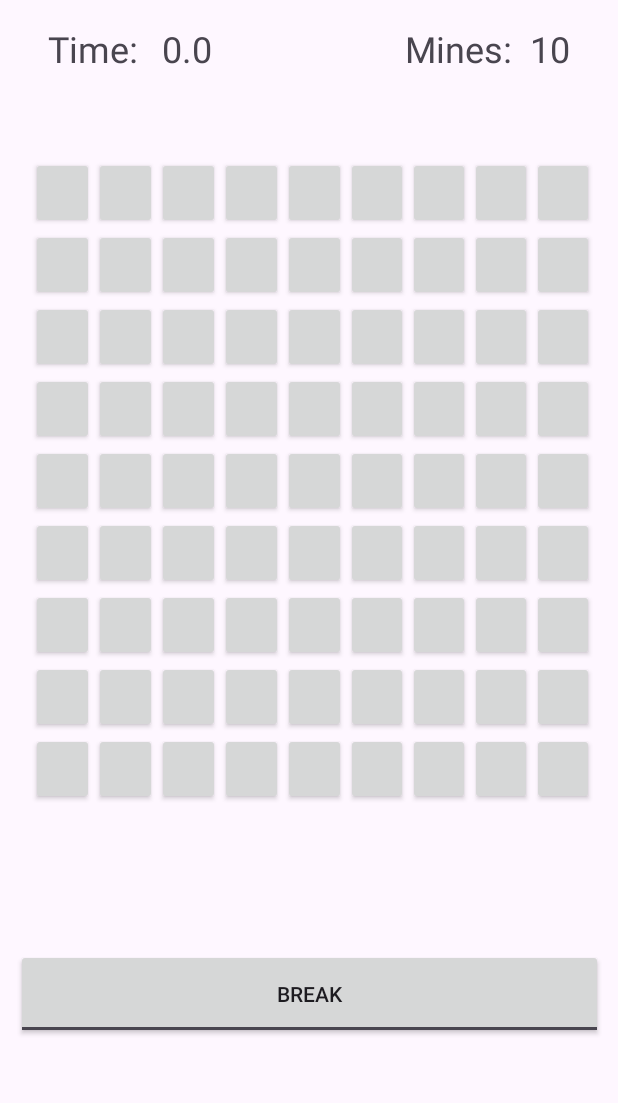
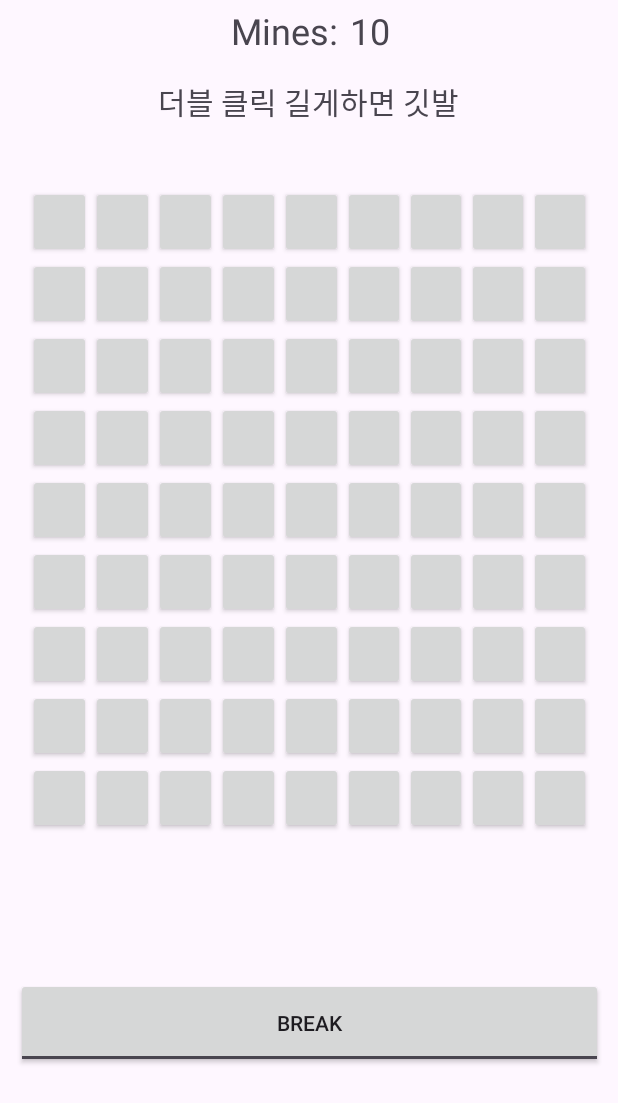
Before and after one commit to minjo-on/Minesweeper, an Android app: the MineSweeperActivity screen opened directly, with no data from a screen before it, on a phone screen of 412 x 824 dp. Shown: the top 1103 px of the screen. Run offline under Robolectric (Android 15) with nearby library versions, the phone set to English and light mode, and no system bars.

Commit message:
코드 정리, 오류 수정

```diff
--- a/app/src/main/java/com/example/minesweeper/MineSweeperActivity.java
+++ b/app/src/main/java/com/example/minesweeper/MineSweeperActivity.java
@@ -29,7 +29,6 @@ public class MineSweeperActivity extends AppCompatActivity {
         BlockButton.flags = 10;
         BlockButton.blocks = 81;
         breakButton.setOnClickListener(view -> {
-            System.out.println(breakButton.isEnabled());
             AlertDialog.Builder dlg = new AlertDialog.Builder(MineSweeperActivity.this);
             dlg.setTitle("Pause"); //제목
             dlg.setMessage("중단"); // 메시지
@@ -131,7 +130,7 @@ public class MineSweeperActivity extends AppCompatActivity {
                                 for (int k = -1; k < 2; k++) {
                                     for(int l = -1; l < 2 ; l++){
                                         if (i + k >= 0 && i + k < 9 && j + l >= 0 && j + l < 9) {
-                                            if (buttons[i + k][j + l].isEnabled()) {
+                                            if (buttons[i + k][j + l].isEnabled()&&!buttons[i+k][j+l].isFlag()) {
                                                 if (buttons[i + k][j + l].getNeighborMines() == 0) {
                                                     uncoverNeighbors(i + k, j + l);
                                                 } else {
--- a/app/src/main/res/layout/mine_sweeper.xml
+++ b/app/src/main/res/layout/mine_sweeper.xml
@@ -10,8 +10,8 @@
         android:id="@+id/minesText"
         android:layout_width="wrap_content"
         android:layout_height="wrap_content"
-        android:layout_marginTop="16dp"
-        android:layout_marginEnd="12dp"
+        android:layout_marginTop="4dp"
+        android:layout_marginEnd="8dp"
         android:text="Mines:"
         android:textSize="24sp"
         app:layout_constraintEnd_toStartOf="@+id/mines"
@@ -21,33 +21,11 @@
         android:id="@+id/mines"
         android:layout_width="wrap_content"
         android:layout_height="wrap_content"
-        android:layout_marginTop="16dp"
-        android:layout_marginEnd="32dp"
+        android:layout_marginTop="4dp"
+        android:layout_marginEnd="152dp"
         android:text="10"
         android:textSize="24sp"
         app:layout_constraintEnd_toEndOf="parent"
-        app:layout_constraintTop_toTopOf="parent" />
-
-    <TextView
-        android:id="@+id/timeText"
-        android:layout_width="wrap_content"
-        android:layout_height="wrap_content"
-        android:layout_marginStart="32dp"
-        android:layout_marginTop="16dp"
-        android:text="Time:"
-        android:textSize="24sp"
-        app:layout_constraintStart_toStartOf="parent"
-        app:layout_constraintTop_toTopOf="parent" />
-
-    <TextView
-        android:id="@+id/time2"
-        android:layout_width="wrap_content"
-        android:layout_height="wrap_content"
-        android:layout_marginStart="16dp"
-        android:layout_marginTop="16dp"
-        android:text="0.0"
-        android:textSize="24sp"
-        app:layout_constraintStart_toEndOf="@+id/timeText"
         app:layout_constraintTop_toTopOf="parent" />
 
     <ToggleButton
@@ -59,7 +37,6 @@
         android:textOff="BREAK"
         android:textOn="BREAK"
         app:layout_constraintEnd_toEndOf="parent"
-        app:layout_constraintHorizontal_bias="0.51"
         app:layout_constraintStart_toStartOf="parent"
         app:layout_constraintTop_toBottomOf="@+id/tableLayout" />
 
@@ -67,12 +44,23 @@
         android:id="@+id/tableLayout"
         android:layout_width="375dp"
         android:layout_height="464dp"
-        android:layout_marginTop="56dp"
+        android:layout_marginTop="124dp"
         app:layout_constraintEnd_toEndOf="parent"
-        app:layout_constraintHorizontal_bias="0.555"
         app:layout_constraintStart_toStartOf="parent"
-        app:layout_constraintTop_toBottomOf="@+id/timeText">
+        app:layout_constraintTop_toTopOf="parent">
 
     </TableLayout>
 
+    <TextView
+        android:id="@+id/textView3"
+        android:layout_width="wrap_content"
+        android:layout_height="wrap_content"
+        android:layout_marginTop="16dp"
+        android:text="더블 클릭 길게하면 깃발"
+        android:textSize="20sp"
+        app:layout_constraintEnd_toEndOf="parent"
+        app:layout_constraintHorizontal_bias="0.497"
+        app:layout_constraintStart_toStartOf="parent"
+        app:layout_constraintTop_toBottomOf="@+id/minesText" />
+
 </androidx.constraintlayout.widget.ConstraintLayout>
```
